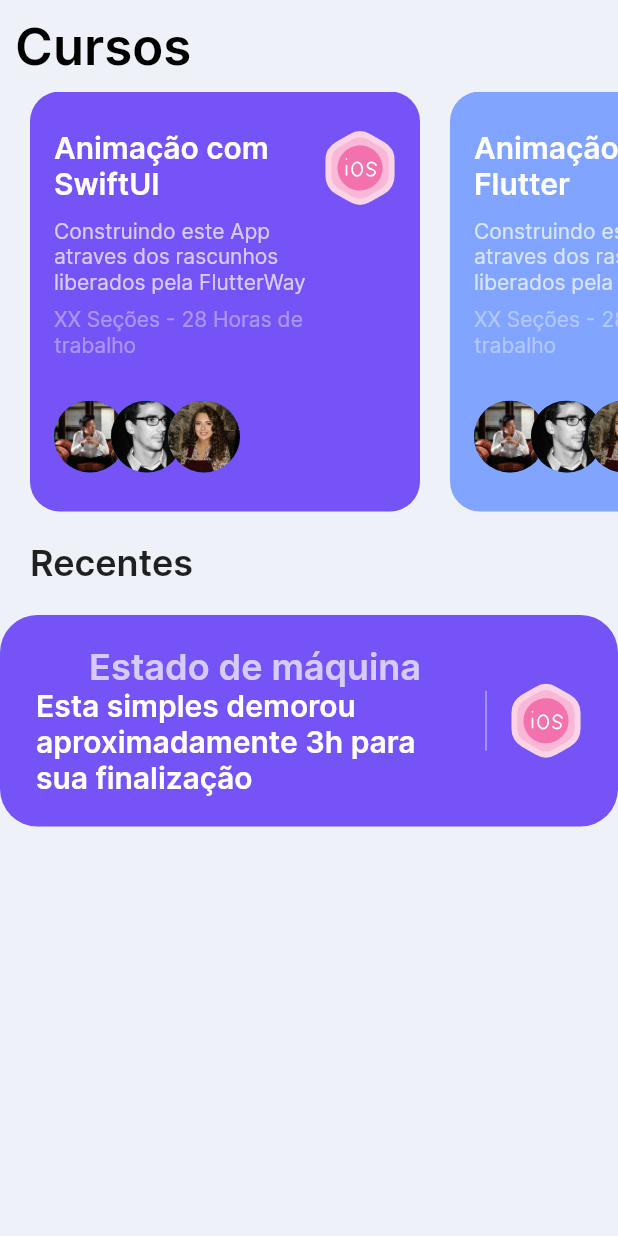
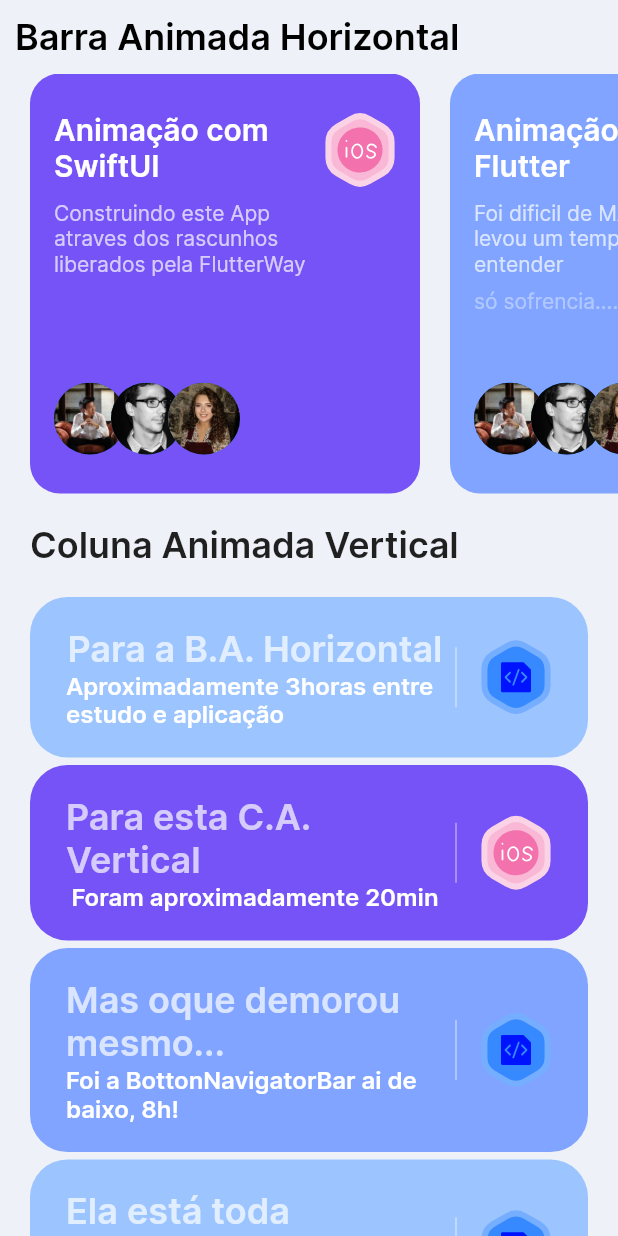
Before and after one commit to dariopmaciel/beaultiful_login_and_slidable_drawer, a Flutter app: the HomeScreen screen opened directly, on a phone screen of 412 x 824 dp. Run offline on Flutter 3.47's test engine with Material 2 defaults, Android fonts, the phone set to English and light mode, and no system bars; our stand-ins replace flutter_svg, rive.

Commit message:
tela de abertura terminada

```diff
--- a/lib/entry_point.dart
+++ b/lib/entry_point.dart
@@ -22,6 +22,8 @@ class _EntryPointState extends State<EntryPoint> {
   @override
   Widget build(BuildContext context) {
     return Scaffold(
+      resizeToAvoidBottomInset: false,
+      extendBody: true,
       body: const HomeScreen(),
       bottomNavigationBar: Container(
         padding: const EdgeInsets.all(12),
--- a/lib/home/home_screen.dart
+++ b/lib/home/home_screen.dart
@@ -10,17 +10,17 @@ class HomeScreen extends StatelessWidget {
   Widget build(BuildContext context) {
     return Scaffold(
       body: SafeArea(
+        bottom: false,
+        child: SingleChildScrollView(
           child: Column(
             crossAxisAlignment: CrossAxisAlignment.start,
             children: [
               Padding(
                 padding: const EdgeInsets.all(10),
                 child: Text(
-                "Cursos",
-                style: Theme.of(context)
-                    .textTheme
-                    .headlineMedium!
-                    .copyWith(color: Colors.black, fontWeight: FontWeight.w600),
+                  "Barra Animada Horizontal",
+                  style: Theme.of(context).textTheme.headlineSmall!.copyWith(
+                      color: Colors.black, fontWeight: FontWeight.w600),
                 ),
               ),
               SingleChildScrollView(
@@ -39,18 +39,47 @@ class HomeScreen extends StatelessWidget {
               Padding(
                 padding: const EdgeInsets.all(20),
                 child: Text(
-                "Recentes",
+                  "Coluna Animada Vertical",
                   style: Theme.of(context)
                       .textTheme
                       .headlineSmall!
                       .copyWith(fontWeight: FontWeight.w600),
                 ),
               ),
-            Container(
+              ...recentCourse.map(
+                (course) => Padding(
+                  padding:
+                      const EdgeInsets.only(left: 20, right: 20, bottom: 5),
+                  child: SecondaryCourseCard(
+                    course: course,
+                  ),
+                ),
+              ),
+            ],
+          ),
+        ),
+      ),
+    );
+  }
+}
+
+//barra vertical
+class SecondaryCourseCard extends StatelessWidget {
+  const SecondaryCourseCard({
+    Key? key,
+    required this.course,
+  }) : super(key: key);
+
+  final Course course;
+
+  @override
+  Widget build(BuildContext context) {
+    return Container(
       padding: const EdgeInsets.symmetric(horizontal: 24, vertical: 20),
-              decoration: const BoxDecoration(
-                color: Color(0xff7553f6),
-                borderRadius: BorderRadius.all(
+      decoration: BoxDecoration(
+        //color: Colors.blue,
+        color: course.bgColor,
+        borderRadius: const BorderRadius.all(
           Radius.circular(25),
         ),
       ),
@@ -60,20 +89,19 @@ class HomeScreen extends StatelessWidget {
             child: Column(
               children: [
                 Text(
-                          "Estado de máquina",
-                          style: Theme.of(context)
-                              .textTheme
-                              .headlineSmall!
-                              .copyWith(
-                                  color: Colors.white70,
-                                  fontWeight: FontWeight.w600),
+                  course.title,
+                  //"Tempo de execução",
+                  style: Theme.of(context).textTheme.headlineSmall!.copyWith(
+                      color: Colors.white70, fontWeight: FontWeight.w600),
                 ),
-                        const Text(
-                          "Esta simples demorou aproximadamente 3h para sua finalização",
-                          style: TextStyle(
+                Text(
+                  course.subtitle,
+                  //"Tempo 15 min",
+                  // "O tempo de execução foi imenso. \nMas o aprendizado será eterno. \nO item mais trabalhoso foi BottomNavigatorBar, criada manualmente.  ",
+                  style: const TextStyle(
                     color: Colors.white,
                     fontWeight: FontWeight.bold,
-                            fontSize: 20,
+                    fontSize: 16,
                   ),
                 ),
               ],
@@ -86,12 +114,8 @@ class HomeScreen extends StatelessWidget {
             ),
           ),
           const SizedBox(width: 8),
-                  SvgPicture.asset("assets/icons/ios.svg")
+          SvgPicture.asset(course.iconSrc)
         ],
-              ),
-            ),
-          ],
-        ),
       ),
     );
   }
--- a/lib/models/course.dart
+++ b/lib/models/course.dart
@@ -1,36 +1,79 @@
 import 'package:flutter/material.dart';
 
 class Course {
-  final String title, description, iconSrc;
+  final String title, subtitle, description, iconSrc;
   final Color bgColor;
 
   Course({
     required this.title,
-    this.description =
-        "Construindo este App atraves dos rascunhos liberados pela FlutterWay",
+    this.subtitle = "",
+    this.description = "",
     this.iconSrc = "assets/icons/ios.svg",
     this.bgColor = const Color(0xff7553f6),
   });
 }
 
 List<Course> course = [
-  Course(title: "Animação com SwiftUI"),
+//01
+  Course(
+    title: "Animação com SwiftUI",
+    description:
+        "Construindo este App atraves dos rascunhos liberados pela FlutterWay",
+    iconSrc: "assets/icons/code.svg",
+  ),
+//02
   Course(
     title: "Animação em Flutter",
+    description: "Foi dificil de MAAAIS e levou um tempão para entender",
+    subtitle: "só sofrencia....",
     iconSrc: "assets/icons/code.svg",
     bgColor: const Color(0xff80a4ff),
   ),
 ];
+
 List<Course> recentCourse = [
-  Course(title: "Estodo de maquina"),
+//03
   Course(
-    title: "Menu Animado",
+    title: "Para a B.A. Horizontal",
+    subtitle: "Aproximadamente 3horas entre estudo e aplicação",
+    iconSrc: "assets/icons/code.svg",
+    bgColor: const Color(0xff9cc5ff),
+  ),
+//04
+  Course(
+    title: "Para esta C.A. Vertical ",
+    subtitle: "Foram aproximadamente 20min",
+    bgColor: const Color(0xff7553f6),
+    //iconSrc: "assets/icons/code.svg",
+  ),
+//05
+  Course(
+    title: "Mas oque demorou mesmo...",
+    subtitle: "Foi a BottonNavigatorBar ai de baixo, 8h!",
+    bgColor: const Color(0xff80a4ff),
+    iconSrc: "assets/icons/code.svg",
+  ),
+  //06
+  Course(
+    title: "Ela está toda personalizada",
     bgColor: const Color(0xff9cc5ff),
     iconSrc: "assets/icons/code.svg",
   ),
   Course(
-    title: "Flutter com Rive",
-    bgColor: const Color(0xff9cc5ff),
+    title: "Translucida e não sobreposta a area da coluna",
+  ),
+  Course(
+    title: "Com icones Animados",
+    subtitle: "E iluminados quando selecionados.",
+    bgColor: const Color(0xff80a4ff),
     iconSrc: "assets/icons/code.svg",
   ),
+
+  Course(
+    title: "Deixe seu Like",
+    bgColor: const Color(0xff9cc5ff),
+  ),
+  Course(
+    title: "",
+  ),
 ];
--- a/lib/screens/onbording/components/course_card.dart
+++ b/lib/screens/onbording/components/course_card.dart
@@ -41,8 +41,9 @@ class CourseCard extends StatelessWidget {
                     style: const TextStyle(color: Colors.white70),
                   ),
                 ),
-                const Text(
-                  "XX Seções - 28 Horas de trabalho",
+                Text(
+                  course.subtitle,
+                  //"XX Seções - 28 Horas de trabalho",
                   style: TextStyle(color: Colors.white38),
                 ),
                 const Spacer(),
```
Lines whose indentation alone changed are shown as unchanged.
